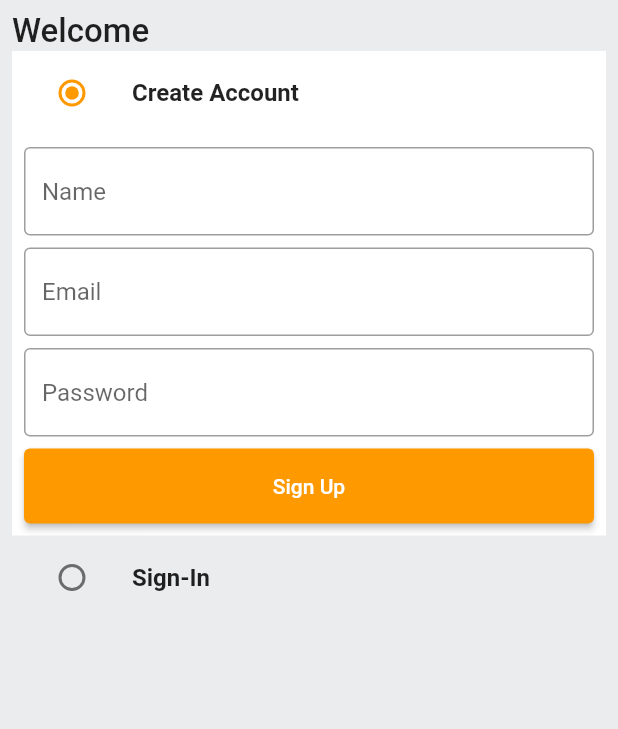
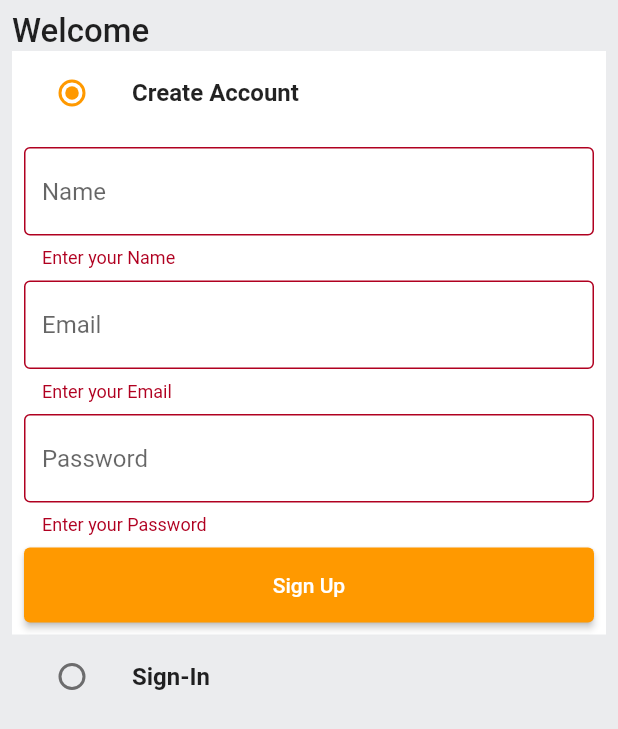
Before and after one commit to KuldeepRawat64/flutter_ecommerce, a Flutter app: the screen it shows after launch, after a tap on "Sign Up", on a phone screen of 412 x 824 dp. Shown: the top 729 px of the screen. Run offline on Flutter 3.47's test engine with Material 2 defaults, Android fonts, the phone set to English and light mode, and no system bars; our stand-ins replace shared_preferences.

Commit message:
- Created sign in api - Created sign in function - Created home screen

```diff
--- a/lib/common/widgets/custom_textfield.dart
+++ b/lib/common/widgets/custom_textfield.dart
@@ -18,7 +18,12 @@ class CustomTextField extends StatelessWidget {
         enabledBorder: const OutlineInputBorder(
             borderSide: BorderSide(color: Colors.black38)),
       ),
-      validator: (val) {},
+      validator: (val) {
+        if (val == null || val.isEmpty) {
+          return 'Enter your $hintText';
+        }
+        return null;
+      },
     );
   }
 }
--- a/lib/constants/global_variables.dart
+++ b/lib/constants/global_variables.dart
@@ -1,4 +1,7 @@
 import 'package:flutter/material.dart';
+
+String uri = 'http://192.168.29.57:3000';
+const String authToken = 'x-auth-token';
 
 class GlobalVariables {
   // COLORS
--- /dev/null
+++ b/lib/constants/utils.dart
@@ -0,0 +1,5 @@
+import 'package:flutter/material.dart';
+
+void showSnackBar(BuildContext context, String text) {
+  ScaffoldMessenger.of(context).showSnackBar(SnackBar(content: Text(text)));
+}
--- a/lib/features/auth/screens/auth_screen.dart
+++ b/lib/features/auth/screens/auth_screen.dart
@@ -2,6 +2,7 @@ import 'package:flutter/material.dart';
 import 'package:flutter_ecommerce_app/common/widgets/custom_button.dart';
 import 'package:flutter_ecommerce_app/common/widgets/custom_textfield.dart';
 import 'package:flutter_ecommerce_app/constants/global_variables.dart';
+import 'package:flutter_ecommerce_app/features/auth/services/auth_service.dart';
 
 enum Auth { signin, signup }
 
@@ -17,6 +18,7 @@ class _AuthScreenState extends State<AuthScreen> {
   Auth _auth = Auth.signup;
   final _signUpFormKey = GlobalKey<FormState>();
   final _signInFormKey = GlobalKey<FormState>();
+  final AuthService authService = AuthService();
   final TextEditingController _emailController = TextEditingController();
   final TextEditingController _passwordController = TextEditingController();
   final TextEditingController _nameController = TextEditingController();
@@ -27,6 +29,23 @@ class _AuthScreenState extends State<AuthScreen> {
     _emailController.dispose();
     _passwordController.dispose();
     _nameController.dispose();
+  }
+
+  void signUpUser() {
+    authService.signUpUser(
+      context: context,
+      name: _nameController.text.trim(),
+      email: _emailController.text.trim(),
+      password: _passwordController.text,
+    );
+  }
+
+  void signInUser() {
+    authService.signInUser(
+      context: context,
+      email: _emailController.text.trim(),
+      password: _passwordController.text,
+    );
   }
 
   @override
@@ -89,7 +108,13 @@ class _AuthScreenState extends State<AuthScreen> {
                       const SizedBox(
                         height: 8.0,
                       ),
-                      CustomButton(text: 'Sign Up', onPressed: () {})
+                      CustomButton(
+                          text: 'Sign Up',
+                          onPressed: () {
+                            if (_signUpFormKey.currentState!.validate()) {
+                              signUpUser();
+                            }
+                          })
                     ],
                   ),
                 ),
@@ -133,7 +158,13 @@ class _AuthScreenState extends State<AuthScreen> {
                       const SizedBox(
                         height: 8.0,
                       ),
-                      CustomButton(text: 'Log In', onPressed: () {})
+                      CustomButton(
+                          text: 'Log In',
+                          onPressed: () {
+                            if (_signInFormKey.currentState!.validate()) {
+                              signInUser();
+                            }
+                          })
                     ],
                   ),
                 ),
--- a/lib/main.dart
+++ b/lib/main.dart
@@ -1,10 +1,14 @@
 import 'package:flutter/material.dart';
 import 'package:flutter_ecommerce_app/constants/global_variables.dart';
 import 'package:flutter_ecommerce_app/features/auth/screens/auth_screen.dart';
+import 'package:flutter_ecommerce_app/providers/user.provider.dart';
 import 'package:flutter_ecommerce_app/router.dart';
+import 'package:provider/provider.dart';
 
 void main() {
-  runApp(const MyApp());
+  runApp(MultiProvider(providers: [
+    ChangeNotifierProvider(create: (context) => UserProvider()),
+  ], child: const MyApp()));
 }
 
 class MyApp extends StatelessWidget {
--- /dev/null
+++ b/lib/models/user.dart
@@ -0,0 +1,50 @@
+import 'dart:convert';
+
+// ignore_for_file: public_member_api_docs, sort_constructors_first
+class User {
+  final String id;
+  final String name;
+  final String email;
+  final String password;
+  final String address;
+  final String type;
+  final String token;
+  User({
+    required this.id,
+    required this.name,
+    required this.email,
+    required this.password,
+    required this.address,
+    required this.type,
+    required this.token,
+  });
+
+  Map<String, dynamic> toMap() {
+    return <String, dynamic>{
+      'id': id,
+      'name': name,
+      'email': email,
+      'password': password,
+      'address': address,
+      'type': type,
+      'token': token,
+    };
+  }
+
+  factory User.fromMap(Map<String, dynamic> map) {
+    return User(
+      id: map['_id'] as String,
+      name: map['name'] as String,
+      email: map['email'] as String,
+      password: map['password'] as String,
+      address: map['address'] as String,
+      type: map['type'] as String,
+      token: map['token'] as String,
+    );
+  }
+
+  String toJson() => json.encode(toMap());
+
+  factory User.fromJson(String source) =>
+      User.fromMap(json.decode(source) as Map<String, dynamic>);
+}
--- /dev/null
+++ b/lib/providers/user.provider.dart
@@ -0,0 +1,20 @@
+import 'package:flutter/material.dart';
+import 'package:flutter_ecommerce_app/models/user.dart';
+
+class UserProvider extends ChangeNotifier {
+  User _user = User(
+      id: '',
+      name: '',
+      email: '',
+      password: '',
+      address: '',
+      type: '',
+      token: '');
+
+  User get user => _user;
+
+  void setUser(String user) {
+    _user = User.fromJson(user);
+    notifyListeners();
+  }
+}
--- a/lib/router.dart
+++ b/lib/router.dart
@@ -1,11 +1,15 @@
 import 'package:flutter/material.dart';
 import 'package:flutter_ecommerce_app/features/auth/screens/auth_screen.dart';
+import 'package:flutter_ecommerce_app/features/home/screens/home_screen.dart';
 
 Route<dynamic> generateRoute(RouteSettings settings) {
   switch (settings.name) {
     case AuthScreen.routeName:
       return MaterialPageRoute(
           settings: settings, builder: (_) => const AuthScreen());
+    case HomeScreen.routeName:
+      return MaterialPageRoute(
+          settings: settings, builder: (_) => const HomeScreen());
     default:
       return MaterialPageRoute(
           settings: settings,
```
Also changed, not shown: lib/constants/error_handler.dart (added, +26 -0 lines), lib/features/auth/services/auth_service.dart (added, +84 -0 lines), lib/features/home/screens/home_screen.dart (added, +22 -0 lines), pubspec.yaml (+5 -17 lines), pubspec.lock, 14 other files.
